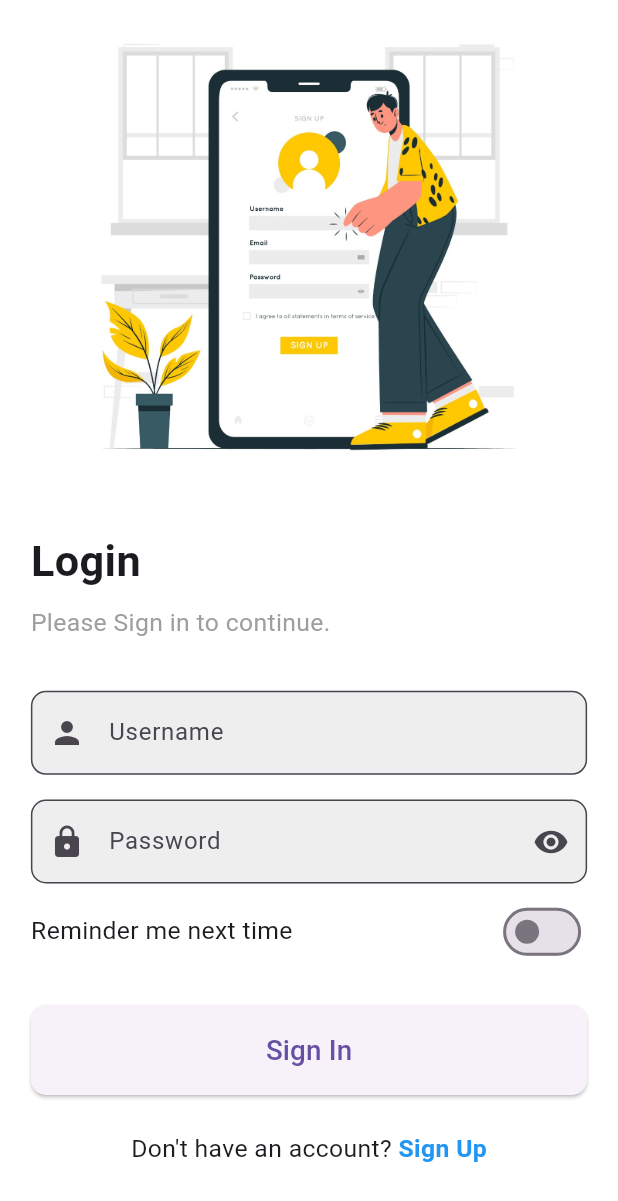
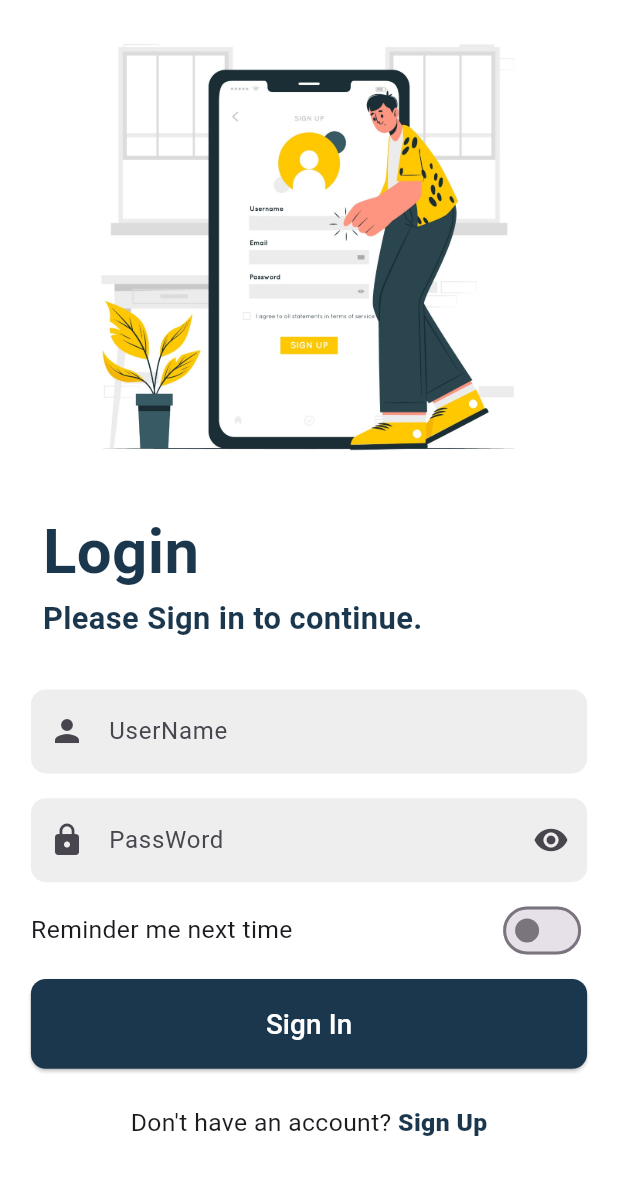
Before and after one commit to tamim1one/Login_Page-, a Flutter app: the screen it shows after launch, on a phone screen of 412 x 824 dp. Shown: the top 1201 px of the screen. Run offline on Flutter 3.47's test engine with Material 3 defaults, Android fonts, the phone set to English and light mode, and no system bars.

```diff
--- a/lib/main.dart
+++ b/lib/main.dart
@@ -8,6 +8,7 @@ class MyApp extends StatelessWidget {
   @override
   Widget build(BuildContext context) {
     return MaterialApp(
+      debugShowCheckedModeBanner: false,
       home: Scaffold(
         backgroundColor: Colors.white,
         resizeToAvoidBottomInset: true, // Prevent overflow when keyboard opens
@@ -20,7 +21,6 @@ class MyApp extends StatelessWidget {
               child: SingleChildScrollView(
                 padding: EdgeInsets.symmetric(
                   horizontal: screenWidth * 0.05,
-
                 ), // Responsive padding
                 child: Column(
                   mainAxisAlignment: MainAxisAlignment.center,
@@ -31,43 +31,58 @@ class MyApp extends StatelessWidget {
                       'assets/image.jpg',
                       height: screenHeight * 0.4, // Responsive height
                     ),
-                    SizedBox(height: screenHeight * 0.03), // Responsive spacing
+                    SizedBox(height: screenHeight * 0.01), // Responsive spacing
                     // Login title
                     Align(
                       alignment: Alignment.centerLeft,
+                      child: Padding(
+                        padding: const EdgeInsets.only(left: 8),
                         child: Text(
                           'Login',
                           style: TextStyle(
-                          fontSize: screenWidth * 0.07, // Responsive font size
+                            color: Color.fromARGB(255, 27, 55, 77),
+                            fontSize: screenWidth * 0.1, // Responsive font size
                             fontWeight: FontWeight.bold,
                           ),
                           textAlign: TextAlign.center,
                         ),
                       ),
-                    SizedBox(height: screenHeight * 0.01),
+                    ),
+                    SizedBox(height: screenHeight * 0.001),
 
                     // Subtitle
                     Align(
                       alignment: Alignment.centerLeft,
+                      child: Padding(
+                        padding: const EdgeInsets.only(left: 8),
                         child: Text(
                           'Please Sign in to continue.',
                           style: TextStyle(
-                          fontSize: screenWidth * 0.04, // Responsive font size
-                          color: Colors.grey,
+                            fontWeight: FontWeight.bold,
+                            fontSize: screenWidth * 0.05, // Responsive font size
+                            color: Color.fromARGB(255, 27, 55, 77),
                           ),
                           textAlign: TextAlign.center,
+                        ),
                       ),
                     ),
                     SizedBox(height: screenHeight * 0.04),
 
                     // Username field
                     TextField(
+                      obscureText: false,
                       decoration: InputDecoration(
+                        enabledBorder: OutlineInputBorder(
+                            borderRadius: BorderRadius.circular(10),
+                            borderSide: BorderSide.none
+                        ),
+                        focusedBorder: OutlineInputBorder(
+                            borderRadius: BorderRadius.circular(10),
+                            borderSide: BorderSide.none
+                        ),
                         prefixIcon: Icon(Icons.person),
-                        hintText: 'Username',
-                        border: OutlineInputBorder(
-                          borderRadius: BorderRadius.circular(10),
-                        ),
+                        hintText: 'UserName',
+                        border: InputBorder.none,
                         filled: true,
                         fillColor: Colors.grey[200],
                       ),
@@ -78,11 +93,17 @@ class MyApp extends StatelessWidget {
                     TextField(
                       obscureText: true,
                       decoration: InputDecoration(
+                        enabledBorder: OutlineInputBorder(
+                          borderRadius: BorderRadius.circular(10),
+                          borderSide: BorderSide.none
+                        ),
+                        focusedBorder: OutlineInputBorder(
+                            borderRadius: BorderRadius.circular(10),
+                            borderSide: BorderSide.none
+                        ),
                         prefixIcon: Icon(Icons.lock),
-                        hintText: 'Password',
-                        border: OutlineInputBorder(
-                          borderRadius: BorderRadius.circular(10),
-                        ),
+                        hintText: 'PassWord',
+                        border: InputBorder.none,
                         filled: true,
                         fillColor: Colors.grey[200],
                         suffixIcon: Icon(Icons.visibility),
@@ -98,15 +119,18 @@ class MyApp extends StatelessWidget {
                           'Reminder me next time',
                           style: TextStyle(fontSize: screenWidth * 0.04),
                         ),
-                        Switch(value: false, onChanged: (value) {}),
+                        Switch(value: false,
+                            activeColor: Color.fromARGB(255, 27, 55, 77),
+                            onChanged: (value) {}),
                       ],
                     ),
-                    SizedBox(height: screenHeight * 0.03),
+                    SizedBox(height: screenHeight * 0.01),
 
                     // Sign In button
                     ElevatedButton(
                       onPressed: () {},
                       style: ElevatedButton.styleFrom(
+                        backgroundColor: Color.fromARGB(255, 27, 55, 77),
                         padding: EdgeInsets.symmetric(
                           vertical: screenHeight * 0.02,
                         ),
@@ -116,7 +140,10 @@ class MyApp extends StatelessWidget {
                       ),
                       child: Text(
                         'Sign In',
-                        style: TextStyle(fontSize: screenWidth * 0.045),
+                        style: TextStyle(
+                          color: Colors.white,
+                          fontSize: screenWidth * 0.045,
+                        ),
                       ),
                     ),
                     SizedBox(height: screenHeight * 0.03),
@@ -134,8 +161,8 @@ class MyApp extends StatelessWidget {
                           child: Text(
                             'Sign Up',
                             style: TextStyle(
-                              color: Colors.blue,
-                              fontWeight: FontWeight.bold,
+                              color: Color.fromARGB(255, 27, 55, 77),
+                              fontWeight: FontWeight.w900,
                               fontSize: screenWidth * 0.04,
                             ),
                           ),
```
Lines whose indentation alone changed are shown as unchanged.
